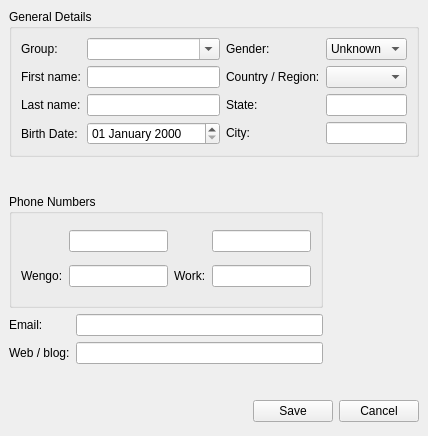
First picture: the form in wengophone/src/presentation/qt/profile/ProfileDetails.ui, repository tkrotoff/WengoPhone, before the edit.
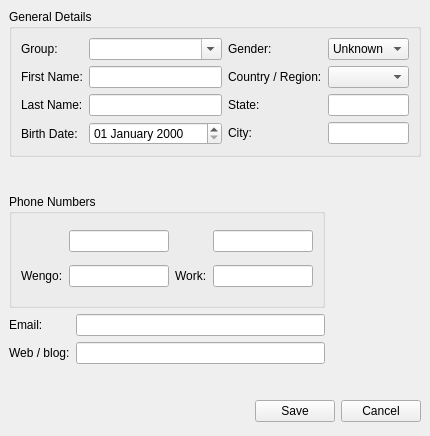
Second picture: the form after the edit. Icons and pictures are not drawn.

Commit message: Configuration panel .ui files improved

What changed in the file:
```diff
--- a/wengophone/src/presentation/qt/profile/ProfileDetails.ui
+++ b/wengophone/src/presentation/qt/profile/ProfileDetails.ui
@@ -8,7 +8,7 @@
    <rect>
     <x>0</x>
     <y>0</y>
-    <width>415</width>
+    <width>417</width>
     <height>436</height>
    </rect>
   </property>
@@ -57,73 +57,6 @@
        </item>
       </layout>
      </item>
-     <item row="0" column="0" >
-      <widget class="QGroupBox" name="groupBox_3" >
-       <property name="title" >
-        <string>Phone Numbers</string>
-       </property>
-       <layout class="QGridLayout" >
-        <property name="margin" >
-         <number>9</number>
-        </property>
-        <property name="spacing" >
-         <number>6</number>
-        </property>
-        <item row="0" column="2" >
-         <widget class="QLabel" name="label_17" >
-          <property name="toolTip" >
-           <string>Work phone</string>
-          </property>
-          <property name="pixmap" >
-           <pixmap resource="../wengophone.qrc" >:/pics/contact/fixe.png</pixmap>
-          </property>
-          <property name="alignment" >
-           <set>Qt::AlignRight|Qt::AlignTrailing|Qt::AlignVCenter</set>
-          </property>
-         </widget>
-        </item>
-        <item row="0" column="0" >
-         <widget class="QLabel" name="label_15" >
-          <property name="toolTip" >
-           <string>Mobile phone</string>
-          </property>
-          <property name="pixmap" >
-           <pixmap resource="../wengophone.qrc" >:/pics/contact/mobile.png</pixmap>
-          </property>
-          <property name="alignment" >
-           <set>Qt::AlignRight|Qt::AlignTrailing|Qt::AlignVCenter</set>
-          </property>
-         </widget>
-        </item>
-        <item row="1" column="3" >
-         <widget class="QLineEdit" name="workPhoneLineEdit" />
-        </item>
-        <item row="1" column="2" >
-         <widget class="QLabel" name="label_18" >
-          <property name="text" >
-           <string>Work:</string>
-          </property>
-         </widget>
-        </item>
-        <item row="0" column="1" >
-         <widget class="QLineEdit" name="mobilePhoneLineEdit" />
-        </item>
-        <item row="1" column="1" >
-         <widget class="QLineEdit" name="wengoPhoneLineEdit" />
-        </item>
-        <item row="0" column="3" >
-         <widget class="QLineEdit" name="homePhoneLineEdit" />
-        </item>
-        <item row="1" column="0" >
-         <widget class="QLabel" name="label_16" >
-          <property name="text" >
-           <string>Wengo:</string>
-          </property>
-         </widget>
-        </item>
-       </layout>
-      </widget>
-     </item>
      <item rowspan="2" row="0" column="1" >
       <layout class="QGridLayout" >
        <property name="margin" >
@@ -191,6 +124,83 @@
        </item>
       </layout>
      </item>
+     <item row="0" column="0" >
+      <widget class="QGroupBox" name="groupBox_3" >
+       <property name="title" >
+        <string>Phone Numbers</string>
+       </property>
+       <layout class="QGridLayout" >
+        <property name="margin" >
+         <number>9</number>
+        </property>
+        <property name="spacing" >
+         <number>6</number>
+        </property>
+        <item row="0" column="0" >
+         <widget class="QLabel" name="label_15" >
+          <property name="sizePolicy" >
+           <sizepolicy>
+            <hsizetype>0</hsizetype>
+            <vsizetype>5</vsizetype>
+            <horstretch>0</horstretch>
+            <verstretch>0</verstretch>
+           </sizepolicy>
+          </property>
+          <property name="toolTip" >
+           <string>Mobile phone</string>
+          </property>
+          <property name="pixmap" >
+           <pixmap resource="../wengophone.qrc" >:/pics/contact/mobile.png</pixmap>
+          </property>
+         </widget>
+        </item>
+        <item row="0" column="2" >
+         <widget class="QLabel" name="label_17" >
+          <property name="sizePolicy" >
+           <sizepolicy>
+            <hsizetype>0</hsizetype>
+            <vsizetype>5</vsizetype>
+            <horstretch>0</horstretch>
+            <verstretch>0</verstretch>
+           </sizepolicy>
+          </property>
+          <property name="toolTip" >
+           <string>Work phone</string>
+          </property>
+          <property name="pixmap" >
+           <pixmap resource="../wengophone.qrc" >:/pics/contact/fixe.png</pixmap>
+          </property>
+         </widget>
+        </item>
+        <item row="1" column="0" >
+         <widget class="QLabel" name="label_16" >
+          <property name="text" >
+           <string>Wengo:</string>
+          </property>
+         </widget>
+        </item>
+        <item row="0" column="3" >
+         <widget class="QLineEdit" name="homePhoneLineEdit" />
+        </item>
+        <item row="1" column="1" >
+         <widget class="QLineEdit" name="wengoPhoneLineEdit" />
+        </item>
+        <item row="0" column="1" >
+         <widget class="QLineEdit" name="mobilePhoneLineEdit" />
+        </item>
+        <item row="1" column="2" >
+         <widget class="QLabel" name="label_18" >
+          <property name="text" >
+           <string>Work:</string>
+          </property>
+         </widget>
+        </item>
+        <item row="1" column="3" >
+         <widget class="QLineEdit" name="workPhoneLineEdit" />
+        </item>
+       </layout>
+      </widget>
+     </item>
     </layout>
    </item>
    <item row="3" column="0" >
@@ -281,7 +291,7 @@
         <item row="1" column="0" >
          <widget class="QLabel" name="label_5" >
           <property name="text" >
-           <string>First name:</string>
+           <string>First Name:</string>
           </property>
          </widget>
         </item>
@@ -309,7 +319,7 @@
         <item row="2" column="0" >
          <widget class="QLabel" name="label_6" >
           <property name="text" >
-           <string>Last name:</string>
+           <string>Last Name:</string>
           </property>
          </widget>
         </item>
```
The commit also changes 5 other files.
